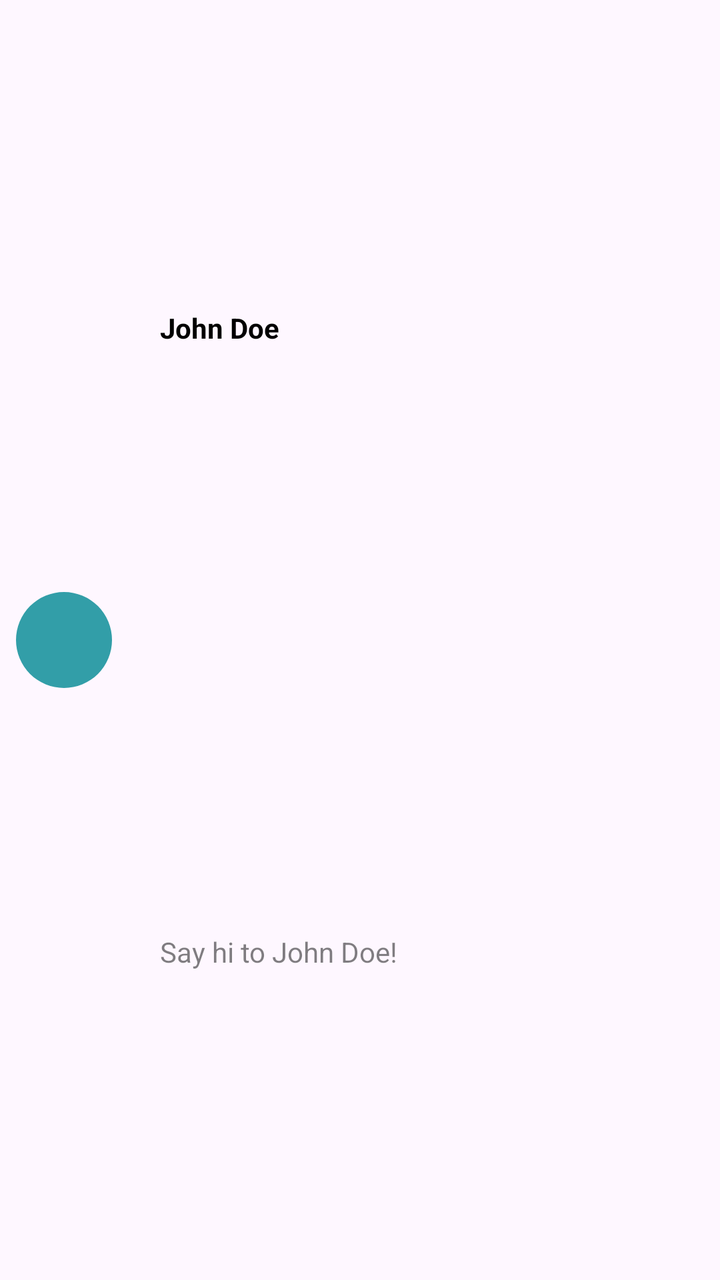
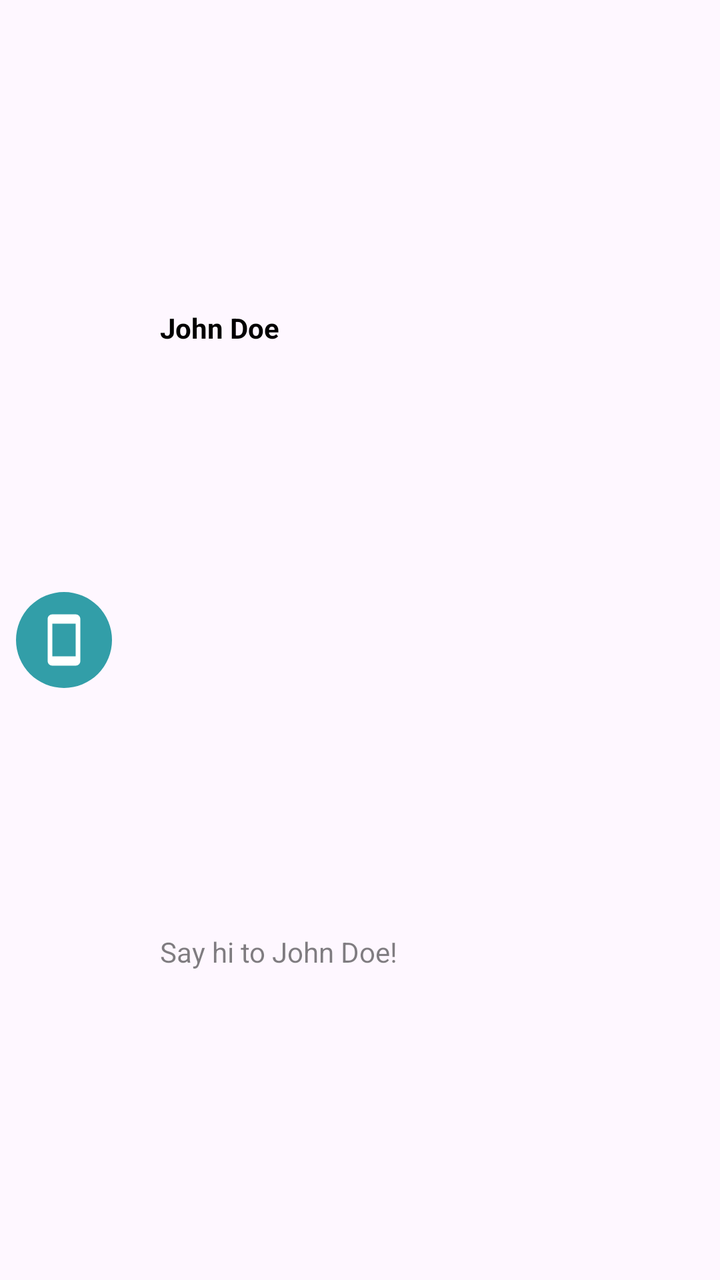

Two renders of the same Android screen: before a commit and after it. Below are the layout's source before the change and the commit's diff.
<!-- AndroidManifest.xml: application theme Theme.ChatApp -->
<!-- res/layout/b_main_page_user_list_design.xml -->
<?xml version="1.0" encoding="utf-8"?>
<androidx.constraintlayout.widget.ConstraintLayout xmlns:android="http://schemas.android.com/apk/res/android"
    xmlns:app="http://schemas.android.com/apk/res-auto"
    xmlns:tools="http://schemas.android.com/tools"
    android:layout_width="match_parent"
    android:layout_height="64dp">

    <com.google.android.material.imageview.ShapeableImageView
        android:id="@+id/b_profile_photo"
        android:layout_width="64dp"
        android:layout_height="64dp"
        android:src="@color/primary"
        android:padding="8dp"
        android:scaleType="centerCrop"
        app:shapeAppearanceOverlay="@style/CircularImageViewStyle"
        app:layout_constraintBottom_toBottomOf="parent"
        app:layout_constraintStart_toStartOf="parent"
        app:layout_constraintTop_toTopOf="parent" />

    <androidx.constraintlayout.widget.ConstraintLayout
        android:layout_width="0dp"
        android:layout_height="match_parent"
        android:layout_marginHorizontal="16dp"
        android:layout_marginVertical="8dp"
        app:layout_constraintBottom_toBottomOf="parent"
        app:layout_constraintEnd_toEndOf="parent"
        app:layout_constraintStart_toEndOf="@+id/b_profile_photo"
        app:layout_constraintTop_toTopOf="parent">

        <androidx.constraintlayout.widget.Guideline
            android:id="@+id/guide"
            android:layout_width="wrap_content"
            android:layout_height="wrap_content"
            android:orientation="horizontal"
            app:layout_constraintGuide_percent="0.5" />

        <TextView
            android:id="@+id/b_username"
            android:layout_width="wrap_content"
            android:layout_height="0dp"
            android:text="John Doe"
            android:textStyle="bold"
            style="@style/primaryTextStyle"
            android:gravity="center"
            app:layout_constraintBottom_toBottomOf="@id/guide"
            app:layout_constraintStart_toStartOf="parent"
            app:layout_constraintTop_toTopOf="parent" />

        <TextView
            android:id="@+id/b_last_message"
            android:layout_width="wrap_content"
            android:layout_height="0dp"
            android:text="Say hi to John Doe!"
            style="@style/primaryTextStyle"
            android:alpha="0.5"
            android:gravity="center"
            app:layout_constraintBottom_toBottomOf="parent"
            app:layout_constraintStart_toStartOf="parent"
            app:layout_constraintTop_toBottomOf="@id/guide" />


        <ImageView
            android:id="@+id/b_message_seen"
            android:layout_width="wrap_content"
            android:layout_height="0dp"
            android:layout_marginTop="2.5dp"
            android:layout_marginBottom="-1.5dp"
            android:paddingVertical="4dp"
            android:src="@drawable/outline_arrows_more_up_24"
            android:visibility="invisible"
            app:layout_constraintBottom_toBottomOf="parent"
            app:layout_constraintEnd_toEndOf="parent"
            app:layout_constraintTop_toBottomOf="@+id/guide" />

        <TextView
            android:id="@+id/b_last_message_date"
            style="@style/primaryTextStyle"
            android:layout_width="wrap_content"
            android:layout_height="0dp"
            android:layout_marginTop="1.5dp"
            android:alpha="0.5"
            android:gravity="center"
            android:textSize="12.5sp"
            android:visibility="invisible"
            app:layout_constraintBottom_toBottomOf="parent"
            app:layout_constraintEnd_toStartOf="@id/b_message_seen"
            app:layout_constraintTop_toBottomOf="@id/guide" />

    </androidx.constraintlayout.widget.ConstraintLayout>

</androidx.constraintlayout.widget.ConstraintLayout>
<!-- resources referenced by this layout -->
<resources>
  <color name="primary">#329ea8</color>
  <!-- drawable outline_arrows_more_up_24 (drawable) -->
  <vector xmlns:android="http://schemas.android.com/apk/res/android"
      android:height="24dp" android:tint="#66000000" android:viewportHeight="960"
      android:viewportWidth="960" android:width="24dp">
        
      <path android:fillColor="@android:color/black"
          android:pathData="M480,760L480,400L120,400L120,320L560,320L560,760L480,760ZM680,560L680,200L320,200L320,120L760,120L760,560L680,560Z"/>
      
  </vector>
  <style name="CircularImageViewStyle" parent="">
          <item name="cornerFamily">rounded</item>
          <item name="cornerSize">50%</item>
      </style>
  <style name="primaryTextStyle">
          <item name="android:textSize">14sp</item>
          <item name="android:textColor">@color/textColor</item>
          <item name="fontFamily">@font/hostgrotesk</item>
      </style>
  <style name="Theme.ChatApp" parent="Base.Theme.ChatApp" />
  <color name="textColor">#000000</color>
  <style name="Base.Theme.ChatApp" parent="Theme.Material3.DayNight.NoActionBar">
          <item name="android:windowSoftInputMode">adjustResize</item>
      </style>
</resources>

<!-- the commit's change to res/layout/b_main_page_user_list_design.xml (unified diff, before → after) -->
@@ -16,6 +16,17 @@
         app:layout_constraintBottom_toBottomOf="parent"
         app:layout_constraintStart_toStartOf="parent"
         app:layout_constraintTop_toTopOf="parent" />
+
+    <ImageView
+        android:id="@+id/b_device_icon"
+        android:layout_width="0dp"
+        android:layout_height="0dp"
+        android:src="@drawable/baseline_smartphone_24"
+        android:padding="18dp"
+        app:layout_constraintStart_toStartOf="@+id/b_profile_photo"
+        app:layout_constraintEnd_toEndOf="@id/b_profile_photo"
+        app:layout_constraintTop_toTopOf="@id/b_profile_photo"
+        app:layout_constraintBottom_toBottomOf="@id/b_profile_photo"/>
 
     <androidx.constraintlayout.widget.ConstraintLayout
         android:layout_width="0dp"
@@ -59,19 +70,6 @@
             app:layout_constraintTop_toBottomOf="@id/guide" />
 
 
-        <ImageView
-            android:id="@+id/b_message_seen"
-            android:layout_width="wrap_content"
-            android:layout_height="0dp"
-            android:layout_marginTop="2.5dp"
-            android:layout_marginBottom="-1.5dp"
-            android:paddingVertical="4dp"
-            android:src="@drawable/outline_arrows_more_up_24"
-            android:visibility="invisible"
-            app:layout_constraintBottom_toBottomOf="parent"
-            app:layout_constraintEnd_toEndOf="parent"
-            app:layout_constraintTop_toBottomOf="@+id/guide" />
-
         <TextView
             android:id="@+id/b_last_message_date"
             style="@style/primaryTextStyle"
@@ -83,7 +81,7 @@
             android:textSize="12.5sp"
             android:visibility="invisible"
             app:layout_constraintBottom_toBottomOf="parent"
-            app:layout_constraintEnd_toStartOf="@id/b_message_seen"
+            app:layout_constraintEnd_toEndOf="parent"
             app:layout_constraintTop_toBottomOf="@id/guide" />
 
     </androidx.constraintlayout.widget.ConstraintLayout>
<!-- resource entries referenced after the edit -->
@@ -1,13 +1,11 @@
 <!-- resources referenced by this layout -->
 <resources>
   <color name="primary">#329ea8</color>
-  <!-- drawable outline_arrows_more_up_24 (drawable) -->
+  <!-- drawable baseline_smartphone_24 (drawable) -->
   <vector xmlns:android="http://schemas.android.com/apk/res/android"
-      android:height="24dp" android:tint="#66000000" android:viewportHeight="960"
-      android:viewportWidth="960" android:width="24dp">
+      android:height="24dp" android:tint="@color/white" android:viewportHeight="24" android:viewportWidth="24" android:width="24dp">
         
-      <path android:fillColor="@android:color/black"
-          android:pathData="M480,760L480,400L120,400L120,320L560,320L560,760L480,760ZM680,560L680,200L320,200L320,120L760,120L760,560L680,560Z"/>
+      <path android:fillColor="@android:color/white" android:pathData="M17,1.01L7,1c-1.1,0 -2,0.9 -2,2v18c0,1.1 0.9,2 2,2h10c1.1,0 2,-0.9 2,-2V3c0,-1.1 -0.9,-1.99 -2,-1.99zM17,19H7V5h10v14z"/>
       
   </vector>
   <style name="CircularImageViewStyle" parent="">
@@ -20,6 +18,7 @@
           <item name="fontFamily">@font/hostgrotesk</item>
       </style>
   <style name="Theme.ChatApp" parent="Base.Theme.ChatApp" />
+  <color name="white">#FFFFFFFF</color>
   <color name="textColor">#000000</color>
   <style name="Base.Theme.ChatApp" parent="Theme.Material3.DayNight.NoActionBar">
           <item name="android:windowSoftInputMode">adjustResize</item>
